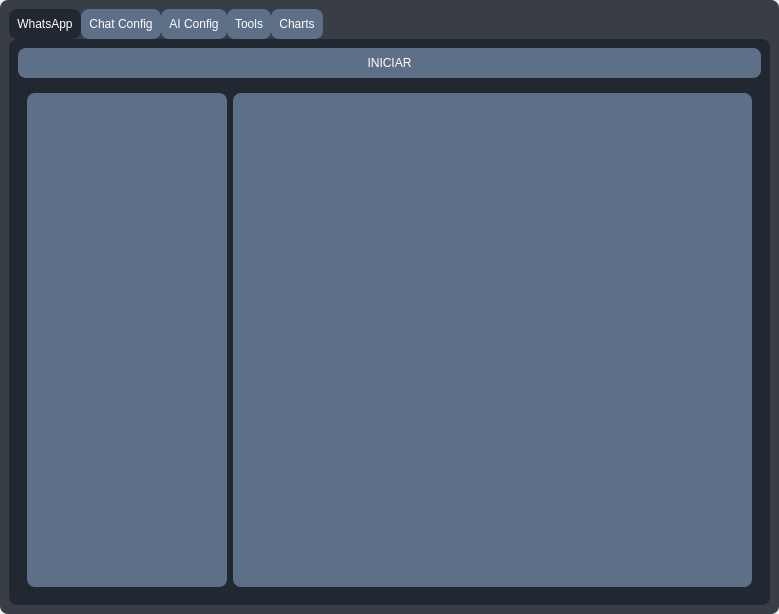
Old version of the form ui/main.ui in the repository t4rcisio/whatsapp_bot.
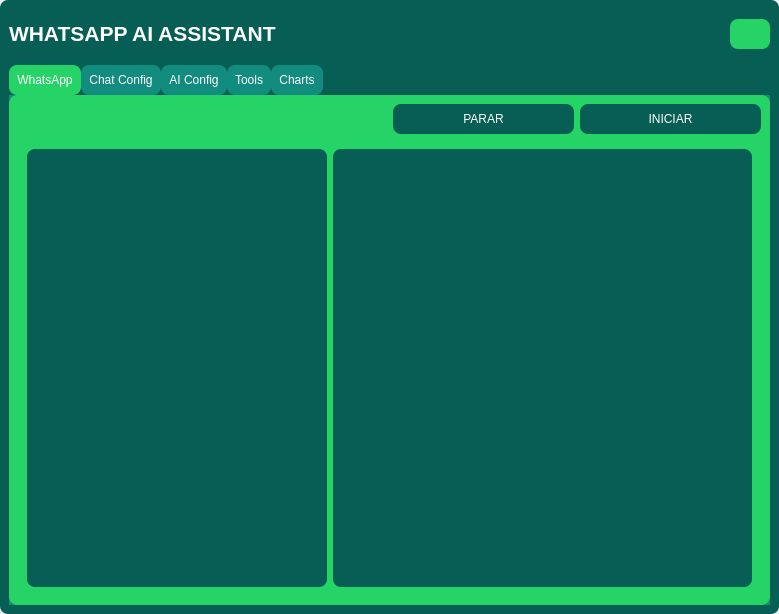
New version of the form.

What changed in the file:
```diff
--- a/ui/main.ui
+++ b/ui/main.ui
@@ -32,14 +32,79 @@
    <item>
     <widget class="QWidget" name="widget" native="true">
      <property name="styleSheet">
-      <string notr="true">background-color: #393E46;
+      <string notr="true">background-color: #075E54;
 border-radius:8px;</string>
      </property>
      <layout class="QVBoxLayout" name="verticalLayout_2">
+      <item>
+       <widget class="QWidget" name="widget_32" native="true">
+        <property name="minimumSize">
+         <size>
+          <width>0</width>
+          <height>50</height>
+         </size>
+        </property>
+        <layout class="QHBoxLayout" name="horizontalLayout_11">
+         <property name="spacing">
+          <number>0</number>
+         </property>
+         <property name="leftMargin">
+          <number>0</number>
+         </property>
+         <property name="topMargin">
+          <number>0</number>
+         </property>
+         <property name="rightMargin">
+          <number>0</number>
+         </property>
+         <property name="bottomMargin">
+          <number>0</number>
+         </property>
+         <item>
+          <widget class="QLabel" name="label_4">
+           <property name="text">
+            <string>&lt;html&gt;&lt;head/&gt;&lt;body&gt;&lt;p&gt;&lt;span style=&quot; font-size:16pt; font-weight:600; color:#ffffff;&quot;&gt;WHATSAPP AI ASSISTANT&lt;/span&gt;&lt;/p&gt;&lt;/body&gt;&lt;/html&gt;</string>
+           </property>
+          </widget>
+         </item>
+         <item>
+          <widget class="QPushButton" name="save_btn">
+           <property name="minimumSize">
+            <size>
+             <width>30</width>
+             <height>30</height>
+            </size>
+           </property>
+           <property name="maximumSize">
+            <size>
+             <width>40</width>
+             <height>16777215</height>
+            </size>
+           </property>
+           <property name="styleSheet">
+            <string notr="true">
+  QPushButton {
+                background-color: rgb(37, 211, 102);
+					color:rgb(255, 255, 255);
+            }
+
+
+  QPushButton:hover {
+                background-color: rgb(11, 153, 137);
+            }</string>
+           </property>
+           <property name="text">
+            <string/>
+           </property>
+          </widget>
+         </item>
+        </layout>
+       </widget>
+      </item>
       <item>
        <widget class="QWidget" name="widget_3" native="true">
         <property name="styleSheet">
-         <string notr="true">background-color: #393E46;
+         <string notr="true">background-color:rgb(7, 94, 84);
 border-radius:8px;</string>
         </property>
         <layout class="QVBoxLayout" name="verticalLayout_3">
@@ -63,22 +128,25 @@
            <property name="styleSheet">
             <string notr="true">QTabWidget::pane {
         border: 0px;
-        background: transparent;
+        background: #128C7E;
     }
     QTabBar::tab {
-        background: rgb(94, 111, 136);
+        background: #128C7E;
         color: white;
         padding: 8px;
 		border-radius:8px;
     }
     QTabBar::tab:selected {
-        background: rgb(34, 40, 49);
+        background: #25D366;
     }</string>
            </property>
            <property name="currentIndex">
             <number>0</number>
            </property>
            <widget class="QWidget" name="tab">
+            <property name="styleSheet">
+             <string notr="true"/>
+            </property>
             <attribute name="title">
              <string>WhatsApp</string>
             </attribute>
@@ -101,22 +169,45 @@
              <item>
               <widget class="QWidget" name="widget_5" native="true">
                <property name="styleSheet">
-                <string notr="true">background-color: #222831;
+                <string notr="true">background-color: #25D366;
 border-radius:8px;</string>
                </property>
                <layout class="QVBoxLayout" name="verticalLayout_13">
                 <item>
-                 <widget class="QPushButton" name="start_agent">
-                  <property name="minimumSize">
-                   <size>
-                    <width>0</width>
-                    <height>30</height>
-                   </size>
-                  </property>
-                  <property name="styleSheet">
-                   <string notr="true">
+                 <widget class="QWidget" name="widget_8" native="true">
+                  <layout class="QHBoxLayout" name="horizontalLayout_9">
+                   <property name="leftMargin">
+                    <number>0</number>
+                   </property>
+                   <property name="topMargin">
+                    <number>0</number>
+                   </property>
+                   <property name="rightMargin">
+                    <number>0</number>
+                   </property>
+                   <property name="bottomMargin">
+                    <number>0</number>
+                   </property>
+                   <item>
+                    <widget class="QWidget" name="widget_28" native="true"/>
+                   </item>
+                   <item>
+                    <widget class="QWidget" name="widget_22" native="true">
+                     <layout class="QVBoxLayout" name="verticalLayout_17"/>
+                    </widget>
+                   </item>
+                   <item>
+                    <widget class="QPushButton" name="stop_agent_btn">
+                     <property name="minimumSize">
+                      <size>
+                       <width>0</width>
+                       <height>30</height>
+                      </size>
+                     </property>
+                     <property name="styleSheet">
+                      <string notr="true">
   QPushButton {
-                background-color: rgb(94, 111, 136);
+                background-color: rgb(7, 94, 84);
 					color:rgb(255, 255, 255);
             }
 
@@ -125,10 +216,40 @@
                 background-color: rgb(57, 62, 70);
             }
 </string>
-                  </property>
-                  <property name="text">
-                   <string>INICIAR</string>
-                  </property>
+                     </property>
+                     <property name="text">
+                      <string>PARAR</string>
+                     </property>
+                    </widget>
+                   </item>
+                   <item>
+                    <widget class="QPushButton" name="start_agent_btn">
+                     <property name="minimumSize">
+                      <size>
+                       <width>0</width>
+                       <height>30</height>
+                      </size>
+                     </property>
+                     <property name="styleSheet">
+                      <string notr="true">
+  QPushButton {
+                background-color: rgb(7, 94, 84);
+					color:rgb(255, 255, 255);
+            }
+
+
+  QPushButton:hover {
+                background-color: rgb(11, 153, 137);
+            }
+
+</string>
+                     </property>
+                     <property name="text">
+                      <string>INICIAR</string>
+                     </property>
+                    </widget>
+                   </item>
+                  </layout>
                  </widget>
                 </item>
                 <item>
@@ -138,26 +259,124 @@
                     <widget class="QWidget" name="widget_15" native="true">
                      <property name="minimumSize">
                       <size>
-                       <width>200</width>
+                       <width>300</width>
                        <height>0</height>
                       </size>
                      </property>
                      <property name="maximumSize">
                       <size>
-                       <width>200</width>
+                       <width>300</width>
                        <height>16777215</height>
                       </size>
                      </property>
                      <property name="styleSheet">
-                      <string notr="true">background-color: rgb(94, 111, 136);</string>
+                      <string notr="true">background-color: rgb(7, 94, 84);</string>
                      </property>
+                     <layout class="QHBoxLayout" name="horizontalLayout_7">
+                      <item>
+                       <widget class="QScrollArea" name="scroll_chats">
+                        <property name="styleSheet">
+                         <string notr="true">    QScrollBar:vertical {
+        background: #f0f0f0;
+        width: 12px;
+        margin: 5px 0 5px 0;
+        border: none;
+        border-radius: 6px;
+    }
+
+    QScrollBar::handle:vertical {
+        background: #c4c4c4;
+        min-height: 30px;
+        border-radius: 6px;
+    }
+
+    QScrollBar::handle:vertical:hover {
+        background: #a0a0a0;
+    }
+
+    QScrollBar::add-line:vertical,
+    QScrollBar::sub-line:vertical {
+        height: 0px;
+        subcontrol-origin: margin;
+    }
+
+    QScrollBar::add-page:vertical,
+    QScrollBar::sub-page:vertical {
+        background: none;
+    }</string>
+                        </property>
+                        <property name="widgetResizable">
+                         <bool>true</bool>
+                        </property>
+                        <widget class="QWidget" name="scrollAreaWidgetContents_2">
+                         <property name="geometry">
+                          <rect>
+                           <x>0</x>
+                           <y>0</y>
+                           <width>282</width>
+                           <height>421</height>
+                          </rect>
+                         </property>
+                        </widget>
+                       </widget>
+                      </item>
+                     </layout>
                     </widget>
                    </item>
                    <item>
                     <widget class="QWidget" name="widget_16" native="true">
                      <property name="styleSheet">
-                      <string notr="true">background-color: rgb(94, 111, 136);</string>
+                      <string notr="true">background-color: rgb(7, 94, 84);</string>
                      </property>
+                     <layout class="QHBoxLayout" name="horizontalLayout_8">
+                      <item>
+                       <widget class="QScrollArea" name="scroll_messages">
+                        <property name="styleSheet">
+                         <string notr="true">    QScrollBar:vertical {
+        background: #f0f0f0;
+        width: 12px;
+        margin: 5px 0 5px 0;
+        border: none;
+        border-radius: 6px;
+    }
+
+    QScrollBar::handle:vertical {
+        background: #c4c4c4;
+        min-height: 30px;
+        border-radius: 6px;
+    }
+
+    QScrollBar::handle:vertical:hover {
+        background: #a0a0a0;
+    }
+
+    QScrollBar::add-line:vertical,
+    QScrollBar::sub-line:vertical {
+        height: 0px;
+        subcontrol-origin: margin;
+    }
+
+    QScrollBar::add-page:vertical,
+    QScrollBar::sub-page:vertical {
+        background: none;
+    }</string>
+                        </property>
+                        <property name="widgetResizable">
+                         <bool>true</bool>
+                        </property>
+                        <widget class="QWidget" name="sc">
+                         <property name="geometry">
+                          <rect>
+                           <x>0</x>
+                           <y>0</y>
+                           <width>401</width>
+                           <height>421</height>
+                          </rect>
+                         </property>
+                        </widget>
+                       </widget>
+                      </item>
+                     </layout>
                     </widget>
                    </item>
                   </layout>
```
Left out of the diff: 276 changed lines with no effect on the pictures.
